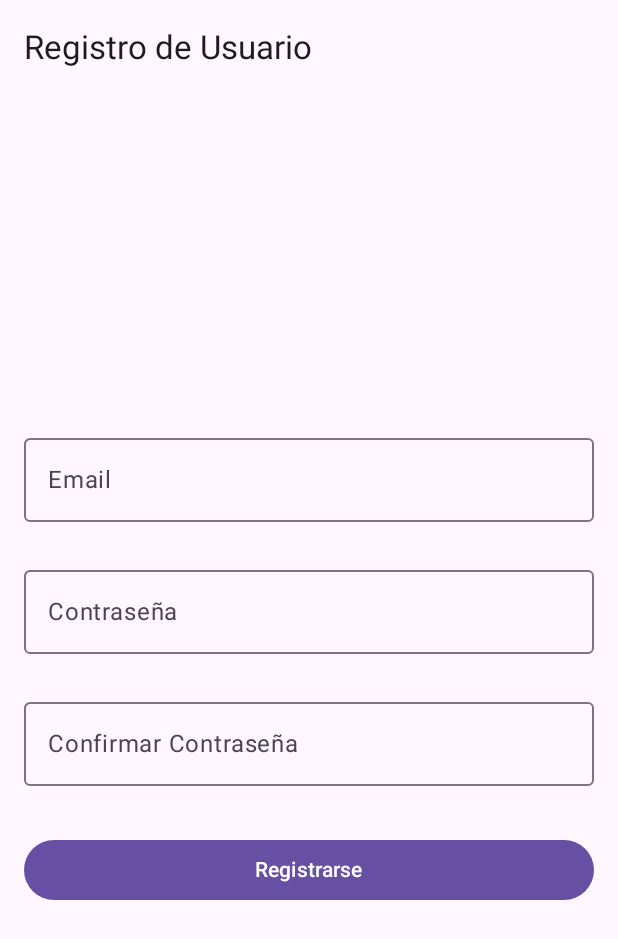
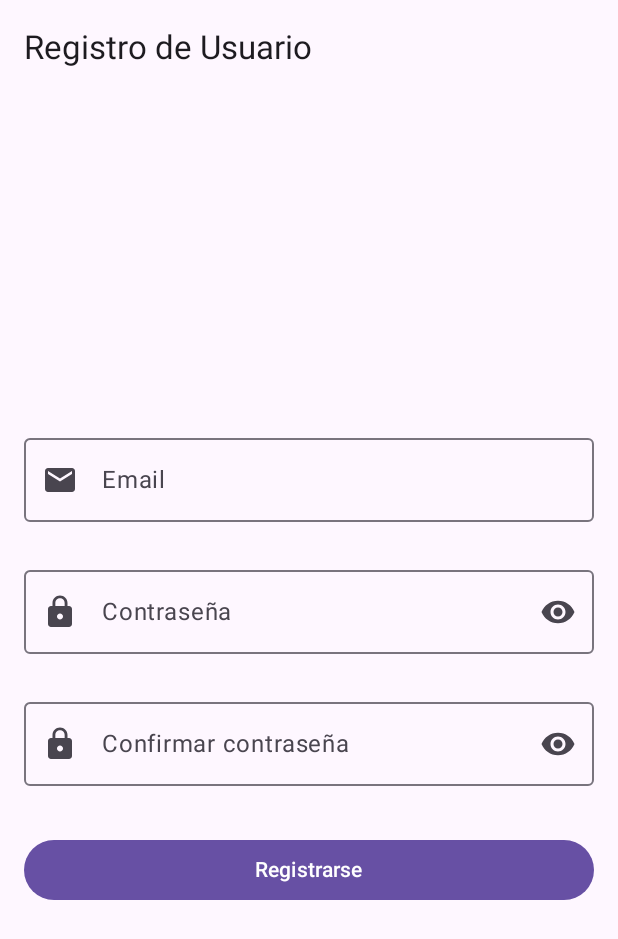
Before and after one commit to FernandoAGS95/RepositorioGrupalMobile, an Android app built with Jetpack Compose: the RegistroScreen screen opened through its navigation route, on a phone screen of 412 x 824 dp. Shown: the top 939 px of the screen. Run offline under Robolectric (Android 15) with nearby library versions, the phone set to English and light mode, and no system bars.

Commit message:
feat(auth-ui): íconos en inputs y feedback por campo (login/registro)

```diff
--- a/app/build.gradle.kts
+++ b/app/build.gradle.kts
@@ -72,6 +72,8 @@ dependencies {
     implementation("androidx.compose.ui:ui-graphics")
     implementation("androidx.compose.ui:ui-tooling-preview")
     implementation("androidx.compose.material:material-icons-extended")
+    implementation("androidx.compose.ui:ui-text")
+    implementation("androidx.compose.foundation:foundation")
 
 
     // --- Herramientas de desarrollo ---
--- a/app/src/main/java/com/example/app_grupo7/data/AppState.kt
+++ b/app/src/main/java/com/example/app_grupo7/data/AppState.kt
@@ -18,7 +18,7 @@ class AppState(private val dataStore: DataStoreManager){
 
     private val scope = CoroutineScope(Dispatchers.IO)
 
-    // Carga inicial desde DataStore
+    // Carga inicial
     fun cargarDatos(){
         scope.launch {
             val users = dataStore.getUsers().first()
@@ -69,7 +69,7 @@ class AppState(private val dataStore: DataStoreManager){
         return notasPorUsuario[email] ?: mutableStateListOf()
     }
 
-    // Borrar nota por índice (del usuario logeado)
+    // Borrar nota por índice
     fun borrarNotas(index : Int){
         val email = usuarioActual?.email ?: return
         notasPorUsuario[email]?.let {
--- a/app/src/main/java/com/example/app_grupo7/ui/screens/CatalogoScreen.kt
+++ b/app/src/main/java/com/example/app_grupo7/ui/screens/CatalogoScreen.kt
@@ -46,7 +46,6 @@ fun CatalogoScreen(vm: PerfumeViewModel = viewModel(), onGoPerfil: (() -> Unit)?
 
     Scaffold(
         topBar = {
-            // TopBar con jerarquía clara + acción Perfil (opcional)
             TopAppBar(
                 title = { Text("Catálogo de perfumes") },
                 actions = {
@@ -163,7 +162,6 @@ fun PerfumeCard(
 
             Spacer(Modifier.height(12.dp))
 
-            // Botones apilados (no se corta el texto)
             TextButton(
                 onClick = { expanded = !expanded },
                 modifier = Modifier.fillMaxWidth()
--- a/app/src/main/java/com/example/app_grupo7/ui/screens/LoginScreen.kt
+++ b/app/src/main/java/com/example/app_grupo7/ui/screens/LoginScreen.kt
@@ -1,10 +1,17 @@
 package com.example.app_grupo7.ui.screens
 
 import androidx.compose.foundation.layout.*
+import androidx.compose.material.icons.Icons
+import androidx.compose.material.icons.filled.Email
+import androidx.compose.material.icons.filled.Lock
+import androidx.compose.material.icons.filled.Visibility
+import androidx.compose.material.icons.filled.VisibilityOff
 import androidx.compose.material3.*
 import androidx.compose.material3.TopAppBarDefaults
 import androidx.compose.runtime.*
 import androidx.compose.ui.Modifier
+import androidx.compose.ui.text.input.PasswordVisualTransformation
+import androidx.compose.ui.text.input.VisualTransformation
 import androidx.compose.ui.unit.dp
 import androidx.navigation.NavController
 import com.example.app_grupo7.viewmodel.AuthViewModel
@@ -14,6 +21,8 @@ import com.example.app_grupo7.viewmodel.AuthViewModel
 fun LoginScreen(navController: NavController, vm: AuthViewModel) {
     val ui     by vm.ui.collectAsState()
     val errors by vm.errors.collectAsState()
+
+    var showPwd by remember { mutableStateOf(false) }
 
     Scaffold(
         topBar = {
@@ -33,21 +42,35 @@ fun LoginScreen(navController: NavController, vm: AuthViewModel) {
                 .padding(16.dp),
             verticalArrangement = Arrangement.Center
         ) {
+            // EMAIL
             OutlinedTextField(
                 value = ui.email,
                 onValueChange = vm::onEmailChange,
                 label = { Text("Email") },
+                leadingIcon = { Icon(Icons.Filled.Email, contentDescription = null) },
                 isError = errors.email != null,
                 supportingText = { errors.email?.let { Text(it) } },
                 modifier = Modifier.fillMaxWidth()
             )
             Spacer(Modifier.height(8.dp))
+
             OutlinedTextField(
+                // CONTRASEÑA
                 value = ui.password,
                 onValueChange = vm::onPasswordChange,
                 label = { Text("Contraseña") },
+                leadingIcon = { Icon(Icons.Filled.Lock, contentDescription = null) },
+                trailingIcon = {
+                    IconButton(onClick = { showPwd = !showPwd }) {
+                        Icon(
+                            imageVector = if (showPwd) Icons.Filled.VisibilityOff else Icons.Filled.Visibility,
+                            contentDescription = if (showPwd) "Ocultar contraseña" else "Mostrar contraseña"
+                        )
+                    }
+                },
                 isError = errors.password != null,
                 supportingText = { errors.password?.let { Text(it) } },
+                visualTransformation = if (showPwd) VisualTransformation.None else PasswordVisualTransformation(),
                 modifier = Modifier.fillMaxWidth()
             )
             Spacer(Modifier.height(16.dp))
@@ -66,7 +89,7 @@ fun LoginScreen(navController: NavController, vm: AuthViewModel) {
                     }
                 },
                 modifier = Modifier.fillMaxWidth()
-            ) { Text("Inicio de Sesión") }
+            ) { Text("Inicio de sesión") }
 
             TextButton(onClick = { navController.navigate("registro") }) {
                 Text("¿No tienes cuenta? Regístrate")
--- a/app/src/main/java/com/example/app_grupo7/ui/screens/RegistroScreen.kt
+++ b/app/src/main/java/com/example/app_grupo7/ui/screens/RegistroScreen.kt
@@ -1,9 +1,16 @@
 package com.example.app_grupo7.ui.screens
 
 import androidx.compose.foundation.layout.*
+import androidx.compose.material.icons.Icons
+import androidx.compose.material.icons.filled.Email
+import androidx.compose.material.icons.filled.Lock
+import androidx.compose.material.icons.filled.Visibility
+import androidx.compose.material.icons.filled.VisibilityOff
 import androidx.compose.material3.*
 import androidx.compose.runtime.*
 import androidx.compose.ui.Modifier
+import androidx.compose.ui.text.input.PasswordVisualTransformation
+import androidx.compose.ui.text.input.VisualTransformation
 import androidx.compose.ui.unit.dp
 import androidx.navigation.NavController
 import com.example.app_grupo7.viewmodel.AuthViewModel
@@ -13,6 +20,9 @@ import com.example.app_grupo7.viewmodel.AuthViewModel
 fun RegistroScreen(navController: NavController, vm: AuthViewModel) {
     val ui     by vm.ui.collectAsState()
     val errors by vm.errors.collectAsState()
+
+    var showPwd1 by remember { mutableStateOf(false) }
+    var showPwd2 by remember { mutableStateOf(false) }
 
     Scaffold(
         topBar = { TopAppBar(title = { Text("Registro de Usuario") }) }
@@ -28,26 +38,49 @@ fun RegistroScreen(navController: NavController, vm: AuthViewModel) {
                 value = ui.email,
                 onValueChange = vm::onEmailChange,
                 label = { Text("Email") },
+                leadingIcon = { Icon(Icons.Filled.Email, contentDescription = null) },
                 isError = errors.email != null,
                 supportingText = { errors.email?.let { Text(it) } },
                 modifier = Modifier.fillMaxWidth()
             )
             Spacer(Modifier.height(8.dp))
+
             OutlinedTextField(
                 value = ui.password,
                 onValueChange = vm::onPasswordChange,
                 label = { Text("Contraseña") },
+                leadingIcon = { Icon(Icons.Filled.Lock, contentDescription = null) },
+                trailingIcon = {
+                    IconButton(onClick = { showPwd1 = !showPwd1 }) {
+                        Icon(
+                            imageVector = if (showPwd1) Icons.Filled.VisibilityOff else Icons.Filled.Visibility,
+                            contentDescription = if (showPwd1) "Ocultar contraseña" else "Mostrar contraseña"
+                        )
+                    }
+                },
                 isError = errors.password != null,
                 supportingText = { errors.password?.let { Text(it) } },
+                visualTransformation = if (showPwd1) VisualTransformation.None else PasswordVisualTransformation(),
                 modifier = Modifier.fillMaxWidth()
             )
             Spacer(Modifier.height(8.dp))
+
             OutlinedTextField(
                 value = ui.confirmPassword,
                 onValueChange = vm::onConfirmChange,
-                label = { Text("Confirmar Contraseña") },
+                label = { Text("Confirmar contraseña") },
+                leadingIcon = { Icon(Icons.Filled.Lock, contentDescription = null) },
+                trailingIcon = {
+                    IconButton(onClick = { showPwd2 = !showPwd2 }) {
+                        Icon(
+                            imageVector = if (showPwd2) Icons.Filled.VisibilityOff else Icons.Filled.Visibility,
+                            contentDescription = if (showPwd2) "Ocultar contraseña" else "Mostrar contraseña"
+                        )
+                    }
+                },
                 isError = errors.confirmPassword != null,
                 supportingText = { errors.confirmPassword?.let { Text(it) } },
+                visualTransformation = if (showPwd2) VisualTransformation.None else PasswordVisualTransformation(),
                 modifier = Modifier.fillMaxWidth()
             )
             Spacer(Modifier.height(16.dp))
--- a/app/src/main/java/com/example/app_grupo7/ui/screens/ResumenScreen.kt
+++ b/app/src/main/java/com/example/app_grupo7/ui/screens/ResumenScreen.kt
@@ -26,7 +26,6 @@ fun ResumenScreen(vm: UsuarioViewModel) {
             Text("Correo: ${ui.correo}")
             Text("Dirección: ${ui.direccion}")
             Text("Acepta términos: ${if (ui.aceptaTerminos) "Sí" else "No"}")
-            // (La clave no se muestra por seguridad)
         }
     }
 }
--- a/app/src/main/java/com/example/app_grupo7/viewmodel/AuthViewModel.kt
+++ b/app/src/main/java/com/example/app_grupo7/viewmodel/AuthViewModel.kt
@@ -101,7 +101,7 @@ class AuthViewModel(private val appState: AppState) : ViewModel() {
     }
 }
 
-// Factory para inyectar AppState sin Hilt
+// Factory para inyectar AppState
 class AuthVMFactory(private val appState: AppState) : ViewModelProvider.Factory {
     @Suppress("UNCHECKED_CAST")
     override fun <T : ViewModel> create(modelClass: Class<T>): T {
```
